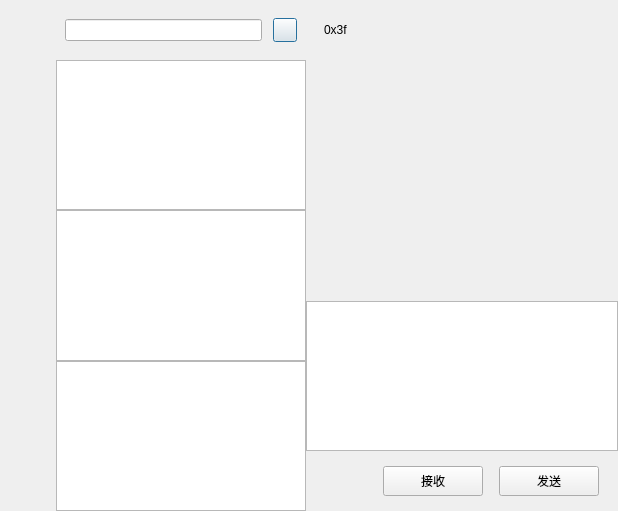
First picture: the form in client/chatdialog.ui, repository guisan-hyb/CPP_Full-Stack_Chat_Project, before the edit.
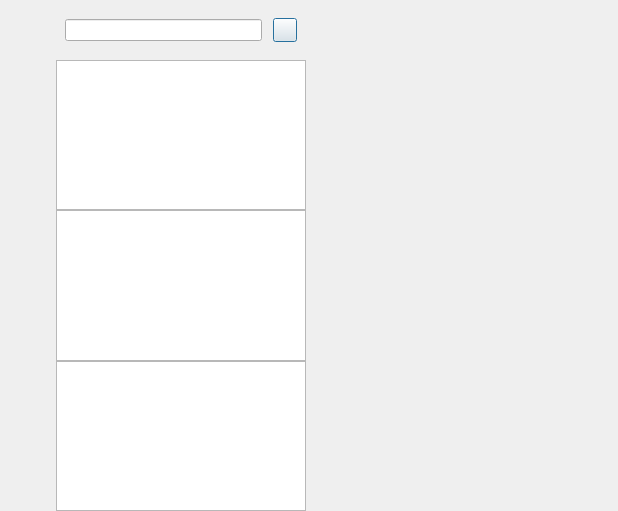
Second picture: the form after the edit. Custom widgets are drawn as their Qt base class.

Diff of the .ui file:
```diff
--- a/client/chatdialog.ui
+++ b/client/chatdialog.ui
@@ -249,291 +249,12 @@
     </widget>
    </item>
    <item>
-    <widget class="QWidget" name="chat_data_widget" native="true">
-     <layout class="QVBoxLayout" name="verticalLayout_4">
-      <property name="spacing">
-       <number>0</number>
-      </property>
-      <property name="leftMargin">
-       <number>0</number>
-      </property>
-      <property name="topMargin">
-       <number>0</number>
-      </property>
-      <property name="rightMargin">
-       <number>0</number>
-      </property>
-      <property name="bottomMargin">
-       <number>0</number>
-      </property>
-      <item>
-       <widget class="QWidget" name="title_widget" native="true">
-        <property name="minimumSize">
-         <size>
-          <width>0</width>
-          <height>60</height>
-         </size>
-        </property>
-        <property name="maximumSize">
-         <size>
-          <width>16777215</width>
-          <height>60</height>
-         </size>
-        </property>
-        <layout class="QVBoxLayout" name="verticalLayout_5">
-         <item>
-          <widget class="QWidget" name="widget_2" native="true">
-           <layout class="QHBoxLayout" name="horizontalLayout_3">
-            <item>
-             <widget class="QLabel" name="title_label">
-              <property name="text">
-               <string>0x3f</string>
-              </property>
-             </widget>
-            </item>
-           </layout>
-          </widget>
-         </item>
-        </layout>
-       </widget>
-      </item>
-      <item>
-       <widget class="QWidget" name="chat_data_list" native="true"/>
-      </item>
-      <item>
-       <widget class="QWidget" name="tool_widget" native="true">
-        <property name="minimumSize">
-         <size>
-          <width>0</width>
-          <height>60</height>
-         </size>
-        </property>
-        <property name="maximumSize">
-         <size>
-          <width>16777215</width>
-          <height>60</height>
-         </size>
-        </property>
-        <layout class="QHBoxLayout" name="horizontalLayout_4">
-         <property name="spacing">
-          <number>7</number>
-         </property>
-         <property name="leftMargin">
-          <number>2</number>
-         </property>
-         <property name="topMargin">
-          <number>2</number>
-         </property>
-         <property name="rightMargin">
-          <number>2</number>
-         </property>
-         <property name="bottomMargin">
-          <number>2</number>
-         </property>
-         <item>
-          <spacer name="horizontalSpacer_2">
-           <property name="orientation">
-            <enum>Qt::Orientation::Horizontal</enum>
-           </property>
-           <property name="sizeType">
-            <enum>QSizePolicy::Policy::Fixed</enum>
-           </property>
-           <property name="sizeHint" stdset="0">
-            <size>
-             <width>5</width>
-             <height>20</height>
-            </size>
-           </property>
-          </spacer>
-         </item>
-         <item>
-          <widget class="QLabel" name="emo_label">
-           <property name="minimumSize">
-            <size>
-             <width>25</width>
-             <height>25</height>
-            </size>
-           </property>
-           <property name="maximumSize">
-            <size>
-             <width>25</width>
-             <height>25</height>
-            </size>
-           </property>
-           <property name="text">
-            <string/>
-           </property>
-          </widget>
-         </item>
-         <item>
-          <spacer name="horizontalSpacer_4">
-           <property name="orientation">
-            <enum>Qt::Orientation::Horizontal</enum>
-           </property>
-           <property name="sizeType">
-            <enum>QSizePolicy::Policy::Fixed</enum>
-           </property>
-           <property name="sizeHint" stdset="0">
-            <size>
-             <width>5</width>
-             <height>20</height>
-            </size>
-           </property>
-          </spacer>
-         </item>
-         <item>
-          <widget class="QLabel" name="file_label">
-           <property name="minimumSize">
-            <size>
-             <width>25</width>
-             <height>25</height>
-            </size>
-           </property>
-           <property name="maximumSize">
-            <size>
-             <width>25</width>
-             <height>25</height>
-            </size>
-           </property>
-           <property name="text">
-            <string/>
-           </property>
-          </widget>
-         </item>
-         <item>
-          <spacer name="horizontalSpacer_3">
-           <property name="orientation">
-            <enum>Qt::Orientation::Horizontal</enum>
-           </property>
-           <property name="sizeHint" stdset="0">
-            <size>
-             <width>40</width>
-             <height>20</height>
-            </size>
-           </property>
-          </spacer>
-         </item>
-        </layout>
-       </widget>
-      </item>
-      <item>
-       <widget class="QTextEdit" name="chat_edit">
-        <property name="minimumSize">
-         <size>
-          <width>0</width>
-          <height>150</height>
-         </size>
-        </property>
-        <property name="maximumSize">
-         <size>
-          <width>16777215</width>
-          <height>150</height>
-         </size>
-        </property>
-       </widget>
-      </item>
-      <item>
-       <widget class="QWidget" name="widget_5" native="true">
-        <property name="minimumSize">
-         <size>
-          <width>0</width>
-          <height>60</height>
-         </size>
-        </property>
-        <property name="maximumSize">
-         <size>
-          <width>16777215</width>
-          <height>60</height>
-         </size>
-        </property>
-        <layout class="QHBoxLayout" name="horizontalLayout_5">
-         <item>
-          <spacer name="horizontalSpacer_5">
-           <property name="orientation">
-            <enum>Qt::Orientation::Horizontal</enum>
-           </property>
-           <property name="sizeHint" stdset="0">
-            <size>
-             <width>40</width>
-             <height>20</height>
-            </size>
-           </property>
-          </spacer>
-         </item>
-         <item>
-          <widget class="QPushButton" name="receive_btn">
-           <property name="minimumSize">
-            <size>
-             <width>100</width>
-             <height>30</height>
-            </size>
-           </property>
-           <property name="maximumSize">
-            <size>
-             <width>100</width>
-             <height>30</height>
-            </size>
-           </property>
-           <property name="text">
-            <string>接收</string>
-           </property>
-          </widget>
-         </item>
-         <item>
-          <spacer name="horizontalSpacer_6">
-           <property name="orientation">
-            <enum>Qt::Orientation::Horizontal</enum>
-           </property>
-           <property name="sizeType">
-            <enum>QSizePolicy::Policy::Fixed</enum>
-           </property>
-           <property name="sizeHint" stdset="0">
-            <size>
-             <width>10</width>
-             <height>20</height>
-            </size>
-           </property>
-          </spacer>
-         </item>
-         <item>
-          <widget class="QPushButton" name="send_btn">
-           <property name="minimumSize">
-            <size>
-             <width>100</width>
-             <height>30</height>
-            </size>
-           </property>
-           <property name="maximumSize">
-            <size>
-             <width>100</width>
-             <height>30</height>
-            </size>
-           </property>
-           <property name="text">
-            <string>发送</string>
-           </property>
-          </widget>
-         </item>
-         <item>
-          <spacer name="horizontalSpacer_7">
-           <property name="orientation">
-            <enum>Qt::Orientation::Horizontal</enum>
-           </property>
-           <property name="sizeType">
-            <enum>QSizePolicy::Policy::Fixed</enum>
-           </property>
-           <property name="sizeHint" stdset="0">
-            <size>
-             <width>10</width>
-             <height>20</height>
-            </size>
-           </property>
-          </spacer>
-         </item>
-        </layout>
-       </widget>
-      </item>
-     </layout>
+    <widget class="QStackedWidget" name="stackedWidget">
+     <property name="currentIndex">
+      <number>0</number>
+     </property>
+     <widget class="ChatPage" name="chat_page"/>
+     <widget class="QWidget" name="friend_apply_page"/>
     </widget>
    </item>
   </layout>
@@ -554,6 +275,12 @@
    <extends>QListWidget</extends>
    <header location="global">chatuserlist.h</header>
   </customwidget>
+  <customwidget>
+   <class>ChatPage</class>
+   <extends>QWidget</extends>
+   <header>chatpage.h</header>
+   <container>1</container>
+  </customwidget>
  </customwidgets>
  <resources/>
  <connections/>
```
